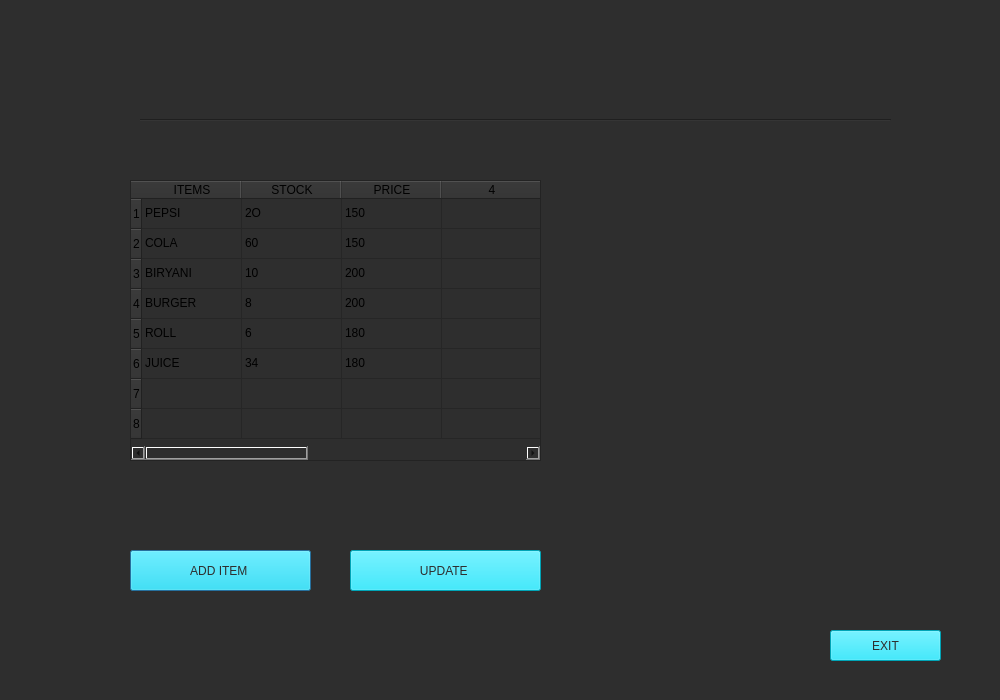
The window that manage_inventory.ui (mesum-abbas/Canteen_Managment_System) describes before a commit, drawn with Qt 5.
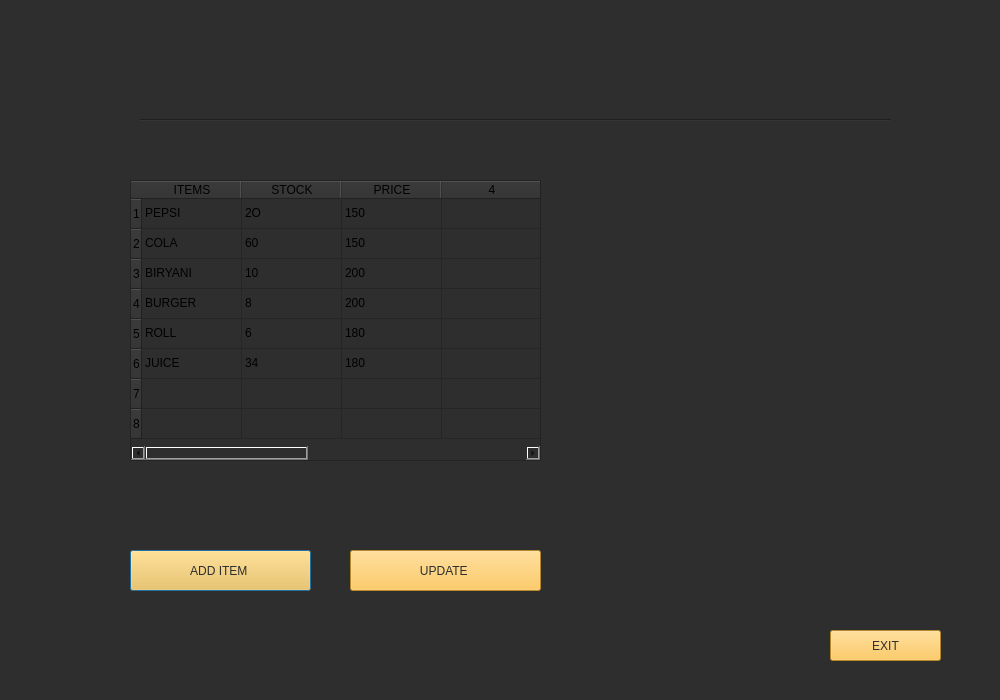
The same window after the commit.

Diff of the .ui file:
```diff
--- a/manage_inventory.ui
+++ b/manage_inventory.ui
@@ -174,7 +174,7 @@
    <property name="styleSheet">
     <string notr="true">font: 12pt &quot;Segoe UI&quot;;
 font: 12pt &quot;Segoe UI&quot;;
-background-color: rgb(0, 229, 255);
+background-color: rgb(255, 191, 60);
 color: rgb(46, 46, 46);
 </string>
    </property>
@@ -194,7 +194,7 @@
    <property name="styleSheet">
     <string notr="true">font: 12pt &quot;Segoe UI&quot;;
 font: 12pt &quot;Segoe UI&quot;;
-background-color: rgb(0, 229, 255);
+background-color: rgb(255, 191, 60);
 color: rgb(46, 46, 46);</string>
    </property>
    <property name="text">
@@ -213,7 +213,7 @@
    <property name="styleSheet">
     <string notr="true">font: 12pt &quot;Segoe UI&quot;;
 font: 12pt &quot;Segoe UI&quot;;
-background-color: rgb(0, 229, 255);
+background-color: rgb(255, 191, 60);
 color: rgb(46, 46, 46);</string>
    </property>
    <property name="text">
```
